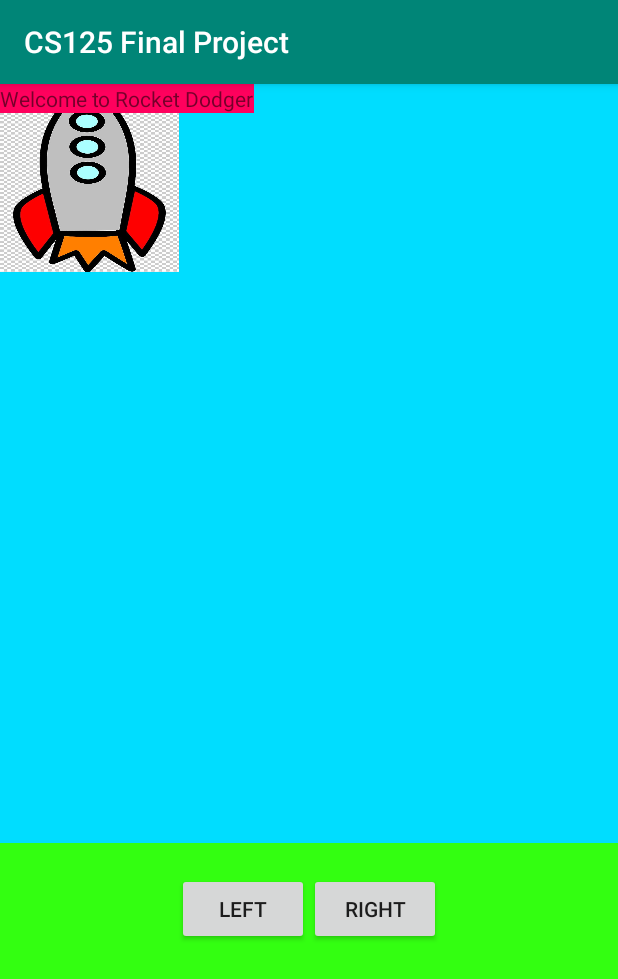
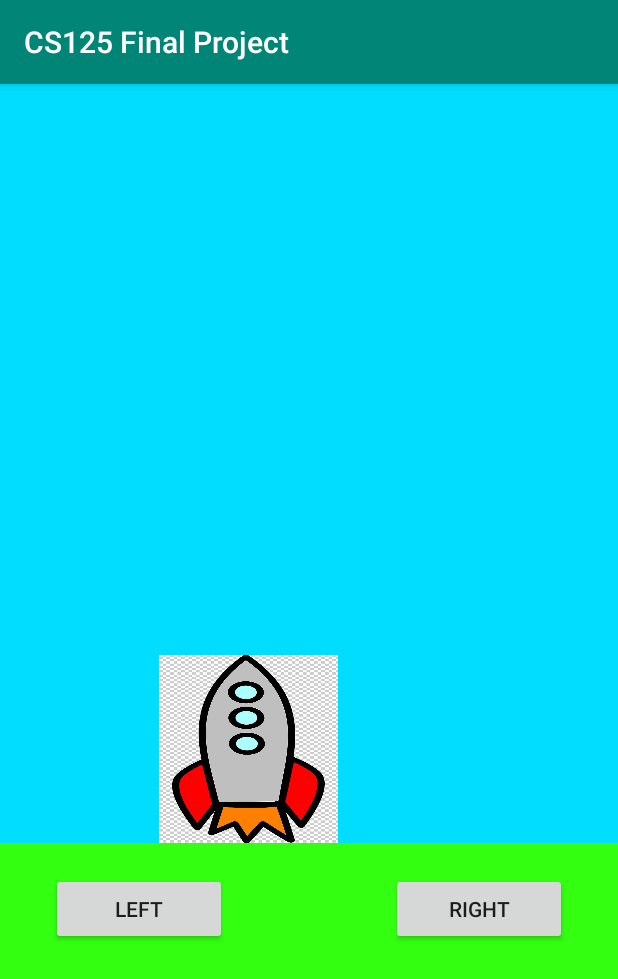
Before and after one commit to anshb49/Asteroids-Android-App, an Android app: the screen it shows after launch (MainActivity), after a tap on "LEFT", on a phone screen of 412 x 824 dp. Shown: the top 979 px of the screen. Run offline under Robolectric (Android 15) with nearby library versions, the phone set to English and light mode, and no system bars; 1 other tap on this screen came first.

Commit message:
Rocket moves left and right. Start button and label disappear when start is clicked.

```diff
--- a/app/src/main/java/com/example/cs125finalproject/MainActivity.java
+++ b/app/src/main/java/com/example/cs125finalproject/MainActivity.java
@@ -5,11 +5,14 @@ import androidx.appcompat.app.AppCompatActivity;
 import android.graphics.drawable.Drawable;
 import android.os.Bundle;
 import android.os.Handler;
+import android.util.Log;
 import android.view.View;
 import android.view.ViewGroup;
 import android.widget.Button;
 import android.widget.FrameLayout;
 import android.widget.ImageView;
+import android.widget.TextView;
+import android.widget.Toast;
 
 import java.util.Timer;
 
@@ -38,6 +41,13 @@ public class MainActivity extends AppCompatActivity {
         super.onCreate(savedInstanceState);
         setContentView(R.layout.activity_main);
 
+        Button startbutton = findViewById(R.id.startButton);
+        TextView welcome = findViewById(R.id.welcomeLabel);
+        startbutton.setOnClickListener(v -> {
+            startbutton.setVisibility(View.INVISIBLE);
+            welcome.setVisibility(View.INVISIBLE);
+        });
+
 
 
 
@@ -56,17 +66,13 @@ public class MainActivity extends AppCompatActivity {
         Button moveRight = findViewById(R.id.rightBtn);
 
         final ImageView image = findViewById(R.id.box);
-        moveLeft.setOnClickListener(new View.OnClickListener() {
-            @Override
-            public void onClick(View v) {
-                ((ViewGroup.MarginLayoutParams)image.getLayoutParams()).topMargin += 1;
-                image.requestLayout();
-            }
-        });
+
+
+
+
 
 
         moveLeft.setOnClickListener(v -> {
-            action_left = true;
             moveRocketLeft();
 
         });
@@ -83,11 +89,15 @@ public class MainActivity extends AppCompatActivity {
 
     public void moveRocketLeft() {
 
+        System.out.println("move left");
+
 
         boxX = box.getX();
-        boxY = box.getY();
 
-        boxX = boxX - 20;
+
+        boxX = boxX - 60;
+
+        box.setX(boxX);
         box.setImageDrawable(rocket);
 
 
@@ -95,12 +105,14 @@ public class MainActivity extends AppCompatActivity {
     }
 
     public void moveRocketRight() {
+        System.out.println("move right");
 
 
         boxX = box.getX();
-        boxY = box.getY();
 
-        boxX = boxX + 100;
+
+        boxX = boxX + 60;
+        box.setX(boxX);
         box.setImageDrawable(rocket);
 
 
--- a/app/src/main/res/layout/activity_main.xml
+++ b/app/src/main/res/layout/activity_main.xml
@@ -15,24 +15,26 @@
         android:layout_height="506dp"
         android:background="@android:color/holo_blue_bright">
 
+        <TextView
+            android:id="@+id/welcomeLabel"
+            android:layout_width="280dp"
+            android:layout_height="49dp"
+            android:layout_gravity="center"
+            android:background="@android:color/holo_orange_light"
+            android:text="Welcome to Rocket Dodger"
+            app:autoSizeTextType="uniform" />
+
         <ImageView
             android:id="@+id/box"
             android:layout_width="119dp"
             android:layout_height="125dp"
+            android:layout_gravity="bottom|center"
             android:foreground="@drawable/rocketpic"
             android:src="@drawable/rocketpic"
             android:visibility="visible">
 
 
         </ImageView>
-
-        <TextView
-            android:id="@+id/textView"
-            android:layout_width="wrap_content"
-            android:layout_height="wrap_content"
-            android:background="@color/colorAccent"
-            android:capitalize="words"
-            android:text="Welcome to Rocket Dodger" />
 
     </FrameLayout>
 
@@ -45,8 +47,17 @@
 
 
         <Button
+            android:id="@+id/startButton"
+            android:layout_width="wrap_content"
+            android:layout_height="wrap_content"
+            android:layout_row="1"
+            android:layout_column="1"
+            android:layout_gravity="center_vertical"
+            android:text="Start Game" />
+
+        <Button
             android:id="@+id/leftBtn"
-            android:layout_width="wrap_content"
+            android:layout_width="117dp"
             android:layout_height="wrap_content"
             android:layout_row="1"
             android:layout_column="0"
@@ -56,7 +67,7 @@
 
         <Button
             android:id="@+id/rightBtn"
-            android:layout_width="wrap_content"
+            android:layout_width="117dp"
             android:layout_height="wrap_content"
             android:layout_row="1"
             android:layout_column="2"
```
